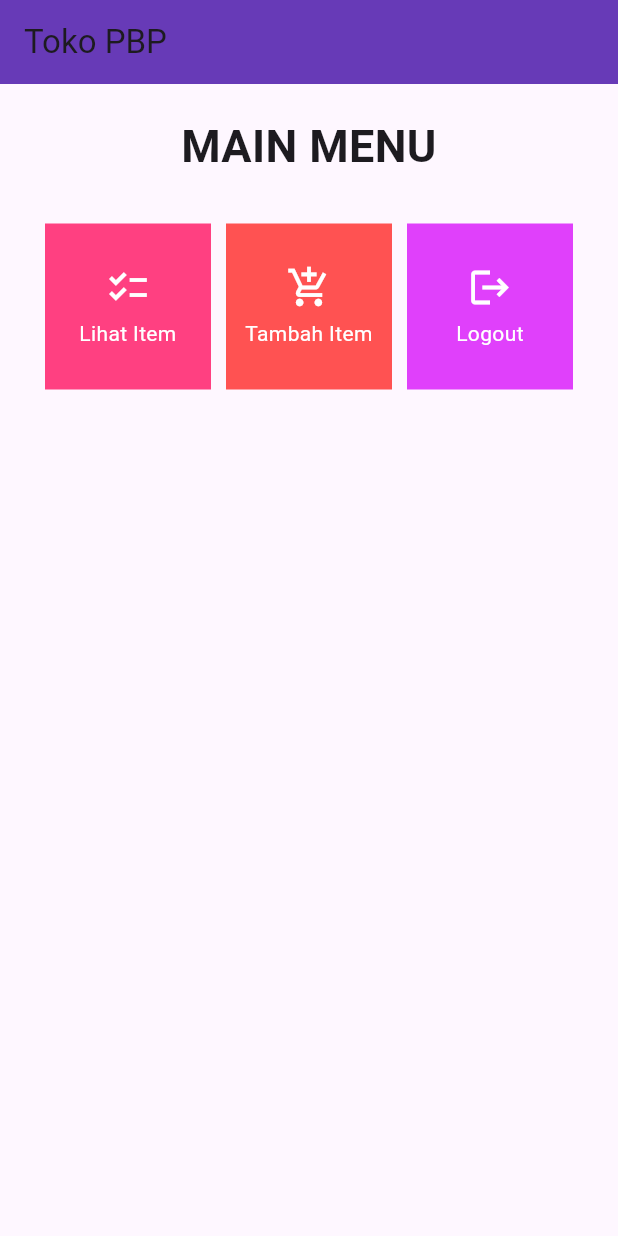
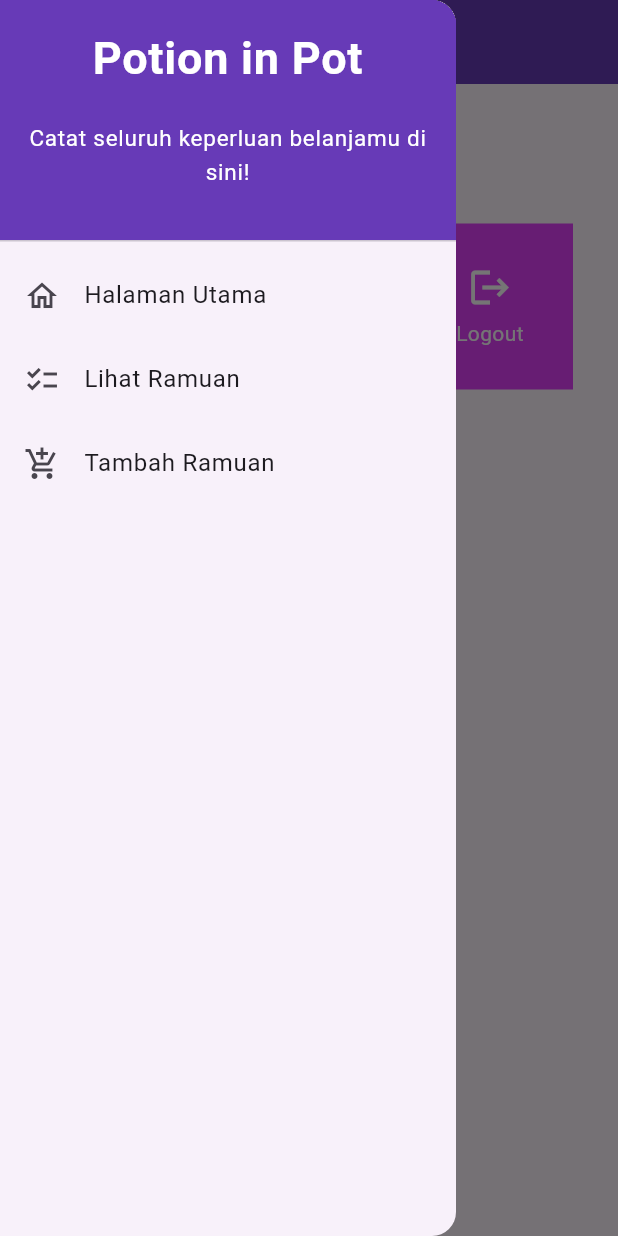
Before and after one commit to pershyfon/toko_pbp_mobile, a Flutter app: the screen it shows after launch, with the side drawer open (before the commit the screen has no drawer), on a phone screen of 412 x 824 dp. Run offline on Flutter 3.47's test engine with Material 2 defaults, Android fonts, the phone set to English and light mode, and no system bars.

Commit message:
menyelesaikan tugas 8

```diff
--- a/lib/main.dart
+++ b/lib/main.dart
@@ -1,5 +1,5 @@
 import 'package:flutter/material.dart';
-import 'package:toko_pbp_mobile/menu.dart';
+import 'package:toko_pbp_mobile/screens/menu.dart';
 
 void main() {
   runApp(const MyApp());
--- a/lib/menu.dart
+++ /dev/null
@@ -1,123 +0,0 @@
-import 'package:flutter/material.dart';
-
-
-class MyHomePage extends StatelessWidget {
-  MyHomePage({Key? key}) : super(key: key);
-
-  final List<ShopItem> items = [
-    ShopItem("Lihat Item", Icons.checklist, Colors.pinkAccent),
-    ShopItem("Tambah Item", Icons.add_shopping_cart, Colors.redAccent),
-    ShopItem("Logout", Icons.logout, Colors.purpleAccent),
-  ];
-
-  // This widget is the home page of your application. It is stateful, meaning
-  // that it has a State object (defined below) that contains fields that affect
-  // how it looks.
-
-  // This class is the configuration for the state. It holds the values (in this
-  // case the title) provided by the parent (in this case the App widget) and
-  // used by the build method of the State. Fields in a Widget subclass are
-  // always marked "final".
-
-  @override
-  Widget build(BuildContext context) {
-    return Scaffold(
-      appBar: AppBar(
-        title: const Text(
-          'Toko PBP',
-        ),
-        backgroundColor: Colors.deepPurple,
-      ),
-      body: SingleChildScrollView(
-        // Widget wrapper yang dapat discroll
-        child: Padding(
-          padding: const EdgeInsets.all(10.0), // Set padding dari halaman
-          child: Column(
-            // Widget untuk menampilkan children secara vertikal
-            children: <Widget>[
-              const Padding(
-                padding: EdgeInsets.only(top: 10.0, bottom: 10.0),
-                // Widget Text untuk menampilkan tulisan dengan alignment center dan style yang sesuai
-                child: Text(
-                  'MAIN MENU', // Text yang menandakan toko
-                  textAlign: TextAlign.center,
-                  style: TextStyle(
-                    fontSize: 30,
-                    fontWeight: FontWeight.bold,
-                  ),
-                ),
-              ),
-              // Grid layout
-              GridView.count(
-                // Container pada card kita.
-                primary: true,
-                padding: const EdgeInsets.all(20),
-                crossAxisSpacing: 10,
-                mainAxisSpacing: 10,
-                crossAxisCount: 3,
-                shrinkWrap: true,
-                children: items.map((ShopItem item) {
-                  // Iterasi untuk setiap item
-                  return ShopCard(item);
-                }).toList(),
-              ),
-            ],
-          ),
-        ),
-      ),
-    );
-  }
-}
-
-class ShopItem {
-  final String name;
-  final IconData icon;
-  final Color color;
-
-  ShopItem(this.name, this.icon, this.color);
-}
-
-class ShopCard extends StatelessWidget {
-  final ShopItem item;
-
-  const ShopCard(this.item, {super.key}); // Constructor
-
-  @override
-  Widget build(BuildContext context) {
-    return Material(
-      color: item.color,
-      child: InkWell(
-        // Area responsive terhadap sentuhan
-        onTap: () {
-          // Memunculkan SnackBar ketika diklik
-          ScaffoldMessenger.of(context)
-            ..hideCurrentSnackBar()
-            ..showSnackBar(SnackBar(
-                content: Text("Kamu telah menekan tombol ${item.name}!")));
-        },
-        child: Container(
-          // Container untuk menyimpan Icon dan Text
-          padding: const EdgeInsets.all(8),
-          child: Center(
-            child: Column(
-              mainAxisAlignment: MainAxisAlignment.center,
-              children: [
-                Icon(
-                  item.icon,
-                  color: Colors.white,
-                  size: 30.0,
-                ),
-                const Padding(padding: EdgeInsets.all(3)),
-                Text(
-                  item.name,
-                  textAlign: TextAlign.center,
-                  style: const TextStyle(color: Colors.white),
-                ),
-              ],
-            ),
-          ),
-        ),
-      ),
-    );
-  }
-}
--- /dev/null
+++ b/lib/screens/menu.dart
@@ -0,0 +1,65 @@
+import 'package:flutter/material.dart';
+import 'package:toko_pbp_mobile/widgets/left_drawer.dart';
+import 'package:toko_pbp_mobile/widgets/shop_card.dart';
+
+class MyHomePage extends StatelessWidget {
+  MyHomePage({Key? key}) : super(key: key);
+
+  final List<ShopItem> items = [
+    ShopItem("Lihat Ramuan", Icons.checklist, Colors.pinkAccent),
+    ShopItem("Tambah Ramuan", Icons.add_shopping_cart, Colors.redAccent),
+    ShopItem("Logout", Icons.logout, Colors.purpleAccent),
+  ];
+
+  @override
+  Widget build(BuildContext context) {
+    return Scaffold(
+      appBar: AppBar(
+        title: const Text(
+          'Toko PBP',
+        ),
+        backgroundColor: Colors.deepPurple,
+        foregroundColor: Colors.white,
+      ),
+      // Masukkan drawer sebagai parameter nilai drawer dari widget Scaffold
+      drawer: const LeftDrawer(),
+      body: SingleChildScrollView(
+        // Widget wrapper yang dapat discroll
+        child: Padding(
+          padding: const EdgeInsets.all(10.0), // Set padding dari halaman
+          child: Column(
+            // Widget untuk menampilkan children secara vertikal
+            children: <Widget>[
+              const Padding(
+                padding: EdgeInsets.only(top: 10.0, bottom: 10.0),
+                // Widget Text untuk menampilkan tulisan dengan alignment center dan style yang sesuai
+                child: Text(
+                  'Potion in Pot', // Text yang menandakan toko
+                  textAlign: TextAlign.center,
+                  style: TextStyle(
+                    fontSize: 30,
+                    fontWeight: FontWeight.bold,
+                  ),
+                ),
+              ),
+              // Grid layout
+              GridView.count(
+                // Container pada card kita.
+                primary: true,
+                padding: const EdgeInsets.all(20),
+                crossAxisSpacing: 10,
+                mainAxisSpacing: 10,
+                crossAxisCount: 3,
+                shrinkWrap: true,
+                children: items.map((ShopItem item) {
+                  // Iterasi untuk setiap item
+                  return ShopCard(item);
+                }).toList(),
+              ),
+            ],
+          ),
+        ),
+      ),
+    );
+  }
+}
--- /dev/null
+++ b/lib/widgets/left_drawer.dart
@@ -0,0 +1,77 @@
+import 'package:flutter/material.dart';
+import 'package:toko_pbp_mobile/screens/items.dart';
+import 'package:toko_pbp_mobile/screens/menu.dart';
+import 'package:toko_pbp_mobile/screens/shoplist_form.dart';
+
+class LeftDrawer extends StatelessWidget {
+  const LeftDrawer({super.key});
+
+  @override
+  Widget build(BuildContext context) {
+    return Drawer(
+      child: ListView(
+        children: [
+          const DrawerHeader(
+            decoration: BoxDecoration(
+              color: Colors.deepPurple,
+            ),
+            child: Column(
+              children: [
+                Text(
+                  'Potion in Pot',
+                  textAlign: TextAlign.center,
+                  style: TextStyle(
+                    fontSize: 30,
+                    fontWeight: FontWeight.bold,
+                    color: Colors.white,
+                  ),
+                ),
+                Padding(padding: EdgeInsets.all(10)),
+                Text("Catat seluruh keperluan belanjamu di sini!",
+                    textAlign: TextAlign.center,
+                    style: TextStyle(fontSize: 15, color: Colors.white, fontWeight: FontWeight.normal,)
+                    ),
+              ],
+            ),
+          ),
+          ListTile(
+            leading: const Icon(Icons.home_outlined),
+            title: const Text('Halaman Utama'),
+            // Bagian redirection ke MyHomePage
+            onTap: () {
+              Navigator.pushReplacement(
+                  context,
+                  MaterialPageRoute(
+                    builder: (context) => MyHomePage(),
+                  ));
+            },
+          ),
+          ListTile(
+            leading: const Icon(Icons.checklist),
+            title: const Text('Lihat Ramuan'),
+            // Bagian redirection ke ShowRamuanPage
+            onTap: () {
+              Navigator.pushReplacement(
+                  context,
+                  MaterialPageRoute(
+                    builder: (context) => ShowRamuanPage(),
+                  ));
+            },
+          ),
+          ListTile(
+            leading: const Icon(Icons.add_shopping_cart),
+            title: const Text('Tambah Ramuan'),
+            // Bagian redirection ke ShopFormPage
+            onTap: () {
+              Navigator.pushReplacement(
+                  context,
+                  MaterialPageRoute(
+                    builder: (context) => const ShopFormPage(),
+                  ));
+            },
+          ),
+        ],
+      ),
+    );
+  }
+}
--- /dev/null
+++ b/lib/widgets/shop_card.dart
@@ -0,0 +1,71 @@
+import 'package:flutter/material.dart';
+import 'package:toko_pbp_mobile/screens/items.dart';
+import 'package:toko_pbp_mobile/screens/shoplist_form.dart';
+
+class ShopItem {
+  final String name;
+  final IconData icon;
+  final Color color;
+
+  ShopItem(this.name, this.icon, this.color);
+}
+
+class ShopCard extends StatelessWidget {
+  final ShopItem item;
+
+  const ShopCard(this.item, {super.key}); // Constructor
+
+  @override
+  Widget build(BuildContext context) {
+    return Material(
+      color: item.color,
+      child: InkWell(
+        // Area responsive terhadap sentuhan
+        onTap: () {
+          // Memunculkan SnackBar ketika diklik
+          ScaffoldMessenger.of(context)
+            ..hideCurrentSnackBar()
+            ..showSnackBar(SnackBar(
+                content: Text("Kamu telah menekan tombol ${item.name}!")));
+          // Navigate ke route yang sesuai (tergantung jenis tombol)
+          if (item.name == "Tambah Ramuan") {
+            Navigator.push(
+                  context,
+                  MaterialPageRoute(
+                    builder: (context) => const ShopFormPage(),
+                  ));
+          }
+          if (item.name == "Lihat Ramuan") {
+            Navigator.push(
+                  context,
+                  MaterialPageRoute(
+                    builder: (context) => ShowRamuanPage(),
+                  ));
+          }
+        },
+        child: Container(
+          // Container untuk menyimpan Icon dan Text
+          padding: const EdgeInsets.all(8),
+          child: Center(
+            child: Column(
+              mainAxisAlignment: MainAxisAlignment.center,
+              children: [
+                Icon(
+                  item.icon,
+                  color: Colors.white,
+                  size: 30.0,
+                ),
+                const Padding(padding: EdgeInsets.all(3)),
+                Text(
+                  item.name,
+                  textAlign: TextAlign.center,
+                  style: const TextStyle(color: Colors.white),
+                ),
+              ],
+            ),
+          ),
+        ),
+      ),
+    );
+  }
+}
```
Also changed, not shown: lib/screens/items.dart (added, +45 -0 lines), lib/screens/shoplist_form.dart (added, +193 -0 lines), lib/widgets/items_card.dart (added, +68 -0 lines), 1 other file.
